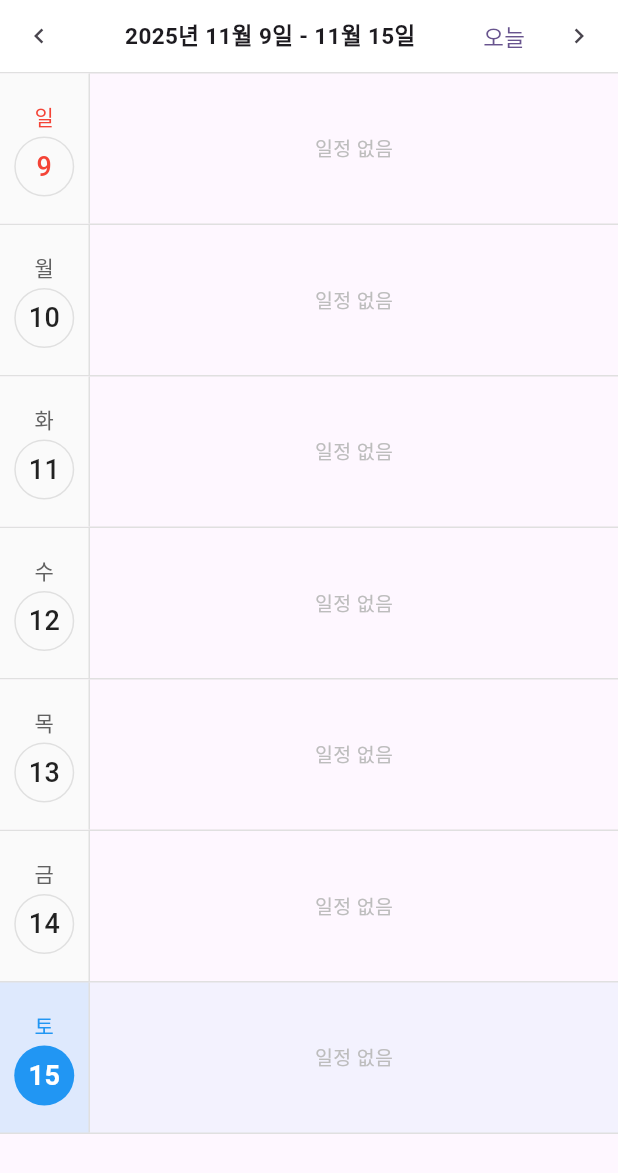
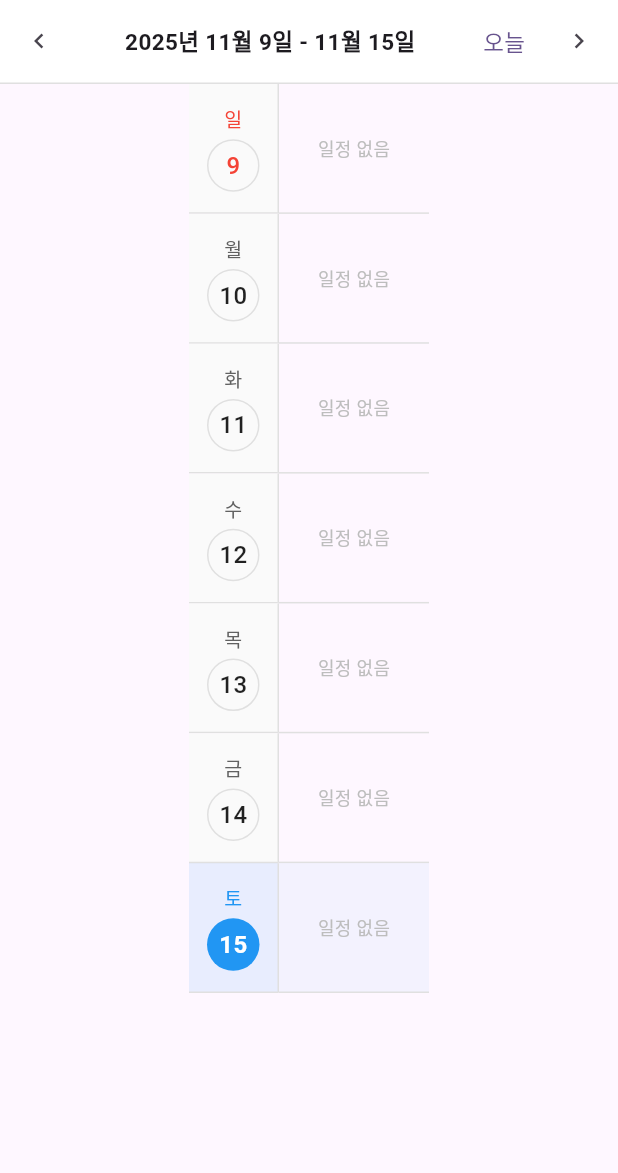
Before and after one commit to ssh5437/flutter_schedule_app, a Flutter app: the WeeklyCalendarScreen widget shown alone on an empty page, opened directly, on a phone screen of 412 x 824 dp. Shown: the top 1173 px of the screen. Run offline on Flutter 3.47's test engine with Material 3 defaults, Android fonts, the phone set to English and light mode, and no system bars; our stand-ins replace app_links, file_picker, fl_chart, flutter_colorpicker, flutter_local_notifications, flutter_secure_storage and 8 more; missing offline and left inert: encrypt, home_widget, pointycastle, workmanager; accounts and stored records are empty; statements that could not run were skipped.

Commit message:
주간캘린더 요일 높이 수정 및 스케줄 카드 보기 스크롤시 전체적용되도록 변경

```diff
--- a/lib/screens/weekly_calendar_screen.dart
+++ b/lib/screens/weekly_calendar_screen.dart
@@ -21,44 +21,14 @@ class WeeklyCalendarScreenState extends State<WeeklyCalendarScreen> {
   Color _pendingColor = const Color(0xFFFAE6BB); // 예정 스케줄 색상
   Color _confirmedColor = const Color(0xFFC7EAFA); // 확정 스케줄 색상
 
-  // 전체 주의 스크롤을 동기화하기 위한 컨트롤러
-  final ScrollController _masterScrollController = ScrollController();
-  final Map<int, ScrollController> _dayScrollControllers = {};
+  // 통합된 가로 스크롤 컨트롤러
+  final ScrollController _horizontalScrollController = ScrollController();
 
   @override
   void initState() {
     super.initState();
     _loadSchedules();
     _loadColors();
-    _initScrollControllers();
-  }
-
-  void _initScrollControllers() {
-    // 각 날짜별 스크롤 컨트롤러 생성 및 동기화
-    for (int i = 0; i < 7; i++) {
-      _dayScrollControllers[i] = ScrollController();
-      _dayScrollControllers[i]!.addListener(() => _syncScroll(i));
-    }
-  }
-
-  void _syncScroll(int dayIndex) {
-    final controller = _dayScrollControllers[dayIndex];
-    if (controller == null || !controller.hasClients) return;
-
-    final offset = controller.offset;
-
-    // 다른 모든 날짜의 스크롤을 동기화
-    for (int i = 0; i < 7; i++) {
-      if (i != dayIndex && _dayScrollControllers[i] != null) {
-        final otherController = _dayScrollControllers[i]!;
-        if (otherController.hasClients && otherController.offset != offset) {
-          otherController.jumpTo(offset.clamp(
-            0.0,
-            otherController.position.maxScrollExtent,
-          ));
-        }
-      }
-    }
   }
 
   Future<void> _loadColors() async {
@@ -71,10 +41,7 @@ class WeeklyCalendarScreenState extends State<WeeklyCalendarScreen> {
 
   @override
   void dispose() {
-    _masterScrollController.dispose();
-    for (var controller in _dayScrollControllers.values) {
-      controller.dispose();
-    }
+    _horizontalScrollController.dispose();
     super.dispose();
   }
 
@@ -205,12 +172,26 @@ class WeeklyCalendarScreenState extends State<WeeklyCalendarScreen> {
     final weekStart = weekDays.first;
     final weekEnd = weekDays.last;
 
+    // 화면 높이 계산
+    final screenHeight = MediaQuery.of(context).size.height;
+    final appBarHeight = kToolbarHeight;
+    final statusBarHeight = MediaQuery.of(context).padding.top;
+    final bottomNavHeight = kBottomNavigationBarHeight;
+    final headerHeight = 56.0; // 주 네비게이션 헤더 높이
+
+    // 사용 가능한 높이 = 전체 화면 - 상태바 - 앱바 - 하단 네비게이션 - 헤더
+    final availableHeight = screenHeight - statusBarHeight - appBarHeight - bottomNavHeight - headerHeight;
+
+    // 각 요일의 높이 = 사용 가능한 높이 / 7일
+    final dayHeight = (availableHeight - 50) / 7;
+
     return _isLoading
         ? const Center(child: CircularProgressIndicator())
         : Column(
               children: [
                 // 헤더: 주 네비게이션
                 Container(
+                  height: headerHeight,
                   padding: const EdgeInsets.symmetric(horizontal: 2, vertical: 0),
                   decoration: BoxDecoration(
                     color: Colors.white,
@@ -252,44 +233,60 @@ class WeeklyCalendarScreenState extends State<WeeklyCalendarScreen> {
                 ),
                 // 일정 리스트 (세로로 날짜, 가로로 스케줄)
                 Expanded(
-                  child: _buildScheduleList(weekDays),
+                  child: _buildScheduleList(weekDays, dayHeight),
                 ),
               ],
             );
   }
 
-  Widget _buildScheduleList(List<DateTime> weekDays) {
-    return ListView.builder(
-      itemCount: weekDays.length,
-      itemBuilder: (context, index) {
-        return _buildDayRow(weekDays[index], index);
-      },
+  Widget _buildScheduleList(List<DateTime> weekDays, double dayHeight) {
+    return SingleChildScrollView(
+      scrollDirection: Axis.vertical,
+      child: SingleChildScrollView(
+        controller: _horizontalScrollController,
+        scrollDirection: Axis.horizontal,
+        child: Row(
+          crossAxisAlignment: CrossAxisAlignment.start,
+          children: [
+            // 왼쪽: 날짜 헤더 (고정)
+            Column(
+              children: weekDays.asMap().entries.map((entry) {
+                final index = entry.key;
+                final day = entry.value;
+                return _buildDateHeader(day, index, dayHeight);
+              }).toList(),
+            ),
+            // 오른쪽: 모든 요일의 스케줄 (가로 스크롤)
+            Column(
+              crossAxisAlignment: CrossAxisAlignment.start,
+              children: weekDays.asMap().entries.map((entry) {
+                final index = entry.key;
+                final day = entry.value;
+                return _buildScheduleRow(day, index, dayHeight);
+              }).toList(),
+            ),
+          ],
+        ),
+      ),
     );
   }
 
-  Widget _buildDayRow(DateTime day, int dayIndex) {
+  // 날짜 헤더 (왼쪽 고정)
+  Widget _buildDateHeader(DateTime day, int dayIndex, double dayHeight) {
     const koreanDays = ['일', '월', '화', '수', '목', '금', '토'];
     final today = DateTime.now();
     final isToday = day.year == today.year &&
         day.month == today.month &&
         day.day == today.day;
-    final schedules = _getSchedulesForDay(day);
-    final hasMoreSchedules = schedules.length > 4; // 4개 초과 시 더보기 표시
 
     return Container(
+      width: 60,
+      height: dayHeight,
       decoration: BoxDecoration(
-        border: Border(bottom: BorderSide(color: Colors.grey.shade300)),
-        color: isToday ? Colors.blue.withValues(alpha: 0.05) : null,
+        border: Border(
+          bottom: BorderSide(color: Colors.grey.shade300),
+          right: BorderSide(color: Colors.grey.shade300),
         ),
-      child: Row(
-        crossAxisAlignment: CrossAxisAlignment.start,
-        children: [
-          // 날짜 헤더 (세로)
-          Container(
-            width: 60,
-            height: 100,
-            decoration: BoxDecoration(
-              border: Border(right: BorderSide(color: Colors.grey.shade300)),
         color: isToday ? Colors.blue.withValues(alpha: 0.1) : Colors.grey.shade50,
       ),
       child: Column(
@@ -299,7 +296,7 @@ class WeeklyCalendarScreenState extends State<WeeklyCalendarScreen> {
           Text(
             koreanDays[dayIndex],
             style: TextStyle(
-                    fontSize: 14,
+              fontSize: 13,
               fontWeight: FontWeight.w500,
               color: dayIndex == 0
                   ? Colors.red
@@ -310,8 +307,8 @@ class WeeklyCalendarScreenState extends State<WeeklyCalendarScreen> {
           ),
           const SizedBox(height: 4),
           Container(
-                  width: 40,
-                  height: 40,
+            width: 35,
+            height: 35,
             decoration: BoxDecoration(
               color: isToday ? Colors.blue : null,
               shape: BoxShape.circle,
@@ -321,7 +318,7 @@ class WeeklyCalendarScreenState extends State<WeeklyCalendarScreen> {
               child: Text(
                 '${day.day}',
                 style: TextStyle(
-                        fontSize: 18,
+                  fontSize: 16,
                   fontWeight: isToday ? FontWeight.bold : FontWeight.w500,
                   color: isToday
                       ? Colors.white
@@ -336,77 +333,38 @@ class WeeklyCalendarScreenState extends State<WeeklyCalendarScreen> {
           ),
         ],
       ),
+    );
+  }
+
+  // 스케줄 행 (가로로 나열)
+  Widget _buildScheduleRow(DateTime day, int dayIndex, double dayHeight) {
+    final today = DateTime.now();
+    final isToday = day.year == today.year &&
+        day.month == today.month &&
+        day.day == today.day;
+    final schedules = _getSchedulesForDay(day);
+
+    return Container(
+      height: dayHeight,
+      decoration: BoxDecoration(
+        border: Border(bottom: BorderSide(color: Colors.grey.shade300)),
+        color: isToday ? Colors.blue.withValues(alpha: 0.05) : null,
       ),
-          // 스케줄 목록 (가로 스크롤)
-          Expanded(
       child: schedules.isEmpty
           ? Container(
-                    height: 100,
+              width: 100,
               alignment: Alignment.center,
               child: Text(
                 '일정 없음',
                 style: TextStyle(
                   color: Colors.grey.shade400,
-                        fontSize: 13,
+                  fontSize: 12,
                 ),
               ),
             )
-                : Stack(
-                    children: [
-                      SizedBox(
-                        height: 100,
-                        child: ListView.builder(
-                          controller: _dayScrollControllers[dayIndex],
-                          scrollDirection: Axis.horizontal,
-                          itemCount: schedules.length,
-                          itemBuilder: (context, index) {
-                            return _buildScheduleCard(schedules[index]);
-                          },
-                        ),
-                      ),
-                      // 더보기 인디케이터 (4개 초과 시)
-                      if (hasMoreSchedules)
-                        Positioned(
-                          right: 0,
-                          top: 0,
-                          bottom: 0,
-                          child: Container(
-                            width: 40,
-                            decoration: BoxDecoration(
-                              gradient: LinearGradient(
-                                begin: Alignment.centerLeft,
-                                end: Alignment.centerRight,
-                                colors: [
-                                  Colors.transparent,
-                                  (isToday ? Colors.blue.withValues(alpha: 0.05) : Colors.white).withValues(alpha: 0.9),
-                                ],
-                              ),
-                            ),
-                            child: Column(
-                              mainAxisAlignment: MainAxisAlignment.center,
-                              children: [
-                                Icon(
-                                  Icons.arrow_forward_ios,
-                                  size: 16,
-                                  color: Colors.blue.shade700,
-                                ),
-                                const SizedBox(height: 2),
-                                Text(
-                                  '+${schedules.length - 4}',
-                                  style: TextStyle(
-                                    fontSize: 10,
-                                    fontWeight: FontWeight.bold,
-                                    color: Colors.blue.shade700,
-                                  ),
-                                ),
-                              ],
-                            ),
-                          ),
-                        ),
-                    ],
-                  ),
-          ),
-        ],
+          : Row(
+              mainAxisAlignment: MainAxisAlignment.start,
+              children: schedules.map((schedule) => _buildScheduleCard(schedule)).toList(),
             ),
     );
   }
@@ -438,14 +396,21 @@ class WeeklyCalendarScreenState extends State<WeeklyCalendarScreen> {
       child: Container(
         width: 70,
         height: double.infinity,
-        margin: const EdgeInsets.only(right: 5),
-        padding: const EdgeInsets.symmetric(horizontal: 2, vertical: 6),
+        padding: const EdgeInsets.symmetric(horizontal: 2, vertical: 4),
         decoration: BoxDecoration(
           color: backgroundColor,
           border: Border(
             left: BorderSide(
               color: borderColor,
               width: 5,
+            ),
+            right: BorderSide(
+              color: Colors.grey.shade300,
+              width: 1,
+            ),
+            bottom: BorderSide(
+              color: Colors.grey.shade100,
+              width: 1,
             ),
           ),
         ),
@@ -455,7 +420,7 @@ class WeeklyCalendarScreenState extends State<WeeklyCalendarScreen> {
           children: [
             if (schedule.visitTime != null && schedule.visitTime != '미정')
               Padding(
-                padding: const EdgeInsets.only(bottom: 4),
+                padding: const EdgeInsets.only(bottom: 2),
                 child: Text(
                   schedule.visitTime!,
                   style: TextStyle(
@@ -493,8 +458,9 @@ class WeeklyCalendarScreenState extends State<WeeklyCalendarScreen> {
               ),
             ),
             if (schedule.workItems.isNotEmpty)
-              Padding(
-                padding: const EdgeInsets.only(top: 4),
+              Expanded(
+                child: Padding(
+                  padding: const EdgeInsets.only(top: 2),
                   child: Text(
                     _formatWorkItems(schedule.workItems),
                     style: TextStyle(
@@ -502,8 +468,9 @@ class WeeklyCalendarScreenState extends State<WeeklyCalendarScreen> {
                       fontSize: 9,
                       height: 1.2,
                     ),
-                  maxLines: 3,
+                    maxLines: 2,
                     overflow: TextOverflow.ellipsis,
+                  ),
                 ),
               ),
           ],
```
Lines whose indentation alone changed are shown as unchanged.
